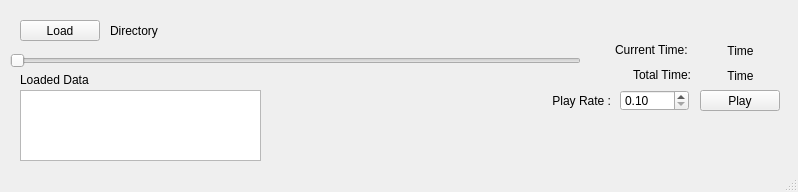
Above: mainwindow.ui from dhchung/rosmsg_player before the change. Below: the same form after it.
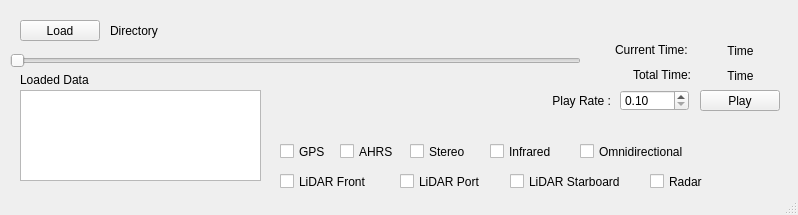
That is the form after the change.

Commit message: added check box for selecting sensors to play

What changed in the file:
```diff
--- a/mainwindow.ui
+++ b/mainwindow.ui
@@ -7,7 +7,7 @@
     <x>0</x>
     <y>0</y>
     <width>798</width>
-    <height>192</height>
+    <height>215</height>
    </rect>
   </property>
   <property name="windowTitle">
@@ -100,7 +100,7 @@
       <x>20</x>
       <y>90</y>
       <width>241</width>
-      <height>71</height>
+      <height>91</height>
      </rect>
     </property>
     <property name="editTriggers">
@@ -212,6 +212,123 @@
      <set>Qt::AlignLeading|Qt::AlignLeft|Qt::AlignVCenter</set>
     </property>
    </widget>
+   <widget class="QCheckBox" name="checkBox_GPS">
+    <property name="geometry">
+     <rect>
+      <x>280</x>
+      <y>140</y>
+      <width>51</width>
+      <height>23</height>
+     </rect>
+    </property>
+    <property name="text">
+     <string>GPS</string>
+    </property>
+   </widget>
+   <widget class="QCheckBox" name="checkBox_AHRS">
+    <property name="geometry">
+     <rect>
+      <x>340</x>
+      <y>140</y>
+      <width>61</width>
+      <height>23</height>
+     </rect>
+    </property>
+    <property name="text">
+     <string>AHRS</string>
+    </property>
+   </widget>
+   <widget class="QCheckBox" name="checkBox_Stereo">
+    <property name="geometry">
+     <rect>
+      <x>410</x>
+      <y>140</y>
+      <width>71</width>
+      <height>23</height>
+     </rect>
+    </property>
+    <property name="text">
+     <string>Stereo</string>
+    </property>
+   </widget>
+   <widget class="QCheckBox" name="checkBox_Infrared">
+    <property name="geometry">
+     <rect>
+      <x>490</x>
+      <y>140</y>
+      <width>92</width>
+      <height>23</height>
+     </rect>
+    </property>
+    <property name="text">
+     <string>Infrared</string>
+    </property>
+   </widget>
+   <widget class="QCheckBox" name="checkBox_Omni">
+    <property name="geometry">
+     <rect>
+      <x>580</x>
+      <y>140</y>
+      <width>131</width>
+      <height>23</height>
+     </rect>
+    </property>
+    <property name="text">
+     <string>Omnidirectional</string>
+    </property>
+   </widget>
+   <widget class="QCheckBox" name="checkBox_LiDAR_Front">
+    <property name="geometry">
+     <rect>
+      <x>280</x>
+      <y>170</y>
+      <width>111</width>
+      <height>23</height>
+     </rect>
+    </property>
+    <property name="text">
+     <string>LiDAR Front</string>
+    </property>
+   </widget>
+   <widget class="QCheckBox" name="checkBox_LiDAR_Port">
+    <property name="geometry">
+     <rect>
+      <x>400</x>
+      <y>170</y>
+      <width>101</width>
+      <height>23</height>
+     </rect>
+    </property>
+    <property name="text">
+     <string>LiDAR Port</string>
+    </property>
+   </widget>
+   <widget class="QCheckBox" name="checkBox_LiDAR_Starboard">
+    <property name="geometry">
+     <rect>
+      <x>510</x>
+      <y>170</y>
+      <width>141</width>
+      <height>23</height>
+     </rect>
+    </property>
+    <property name="text">
+     <string>LiDAR Starboard</string>
+    </property>
+   </widget>
+   <widget class="QCheckBox" name="checkBox_Radar">
+    <property name="geometry">
+     <rect>
+      <x>650</x>
+      <y>170</y>
+      <width>71</width>
+      <height>23</height>
+     </rect>
+    </property>
+    <property name="text">
+     <string>Radar</string>
+    </property>
+   </widget>
   </widget>
   <widget class="QStatusBar" name="statusbar"/>
  </widget>
```
The commit also changes 8 other files.
